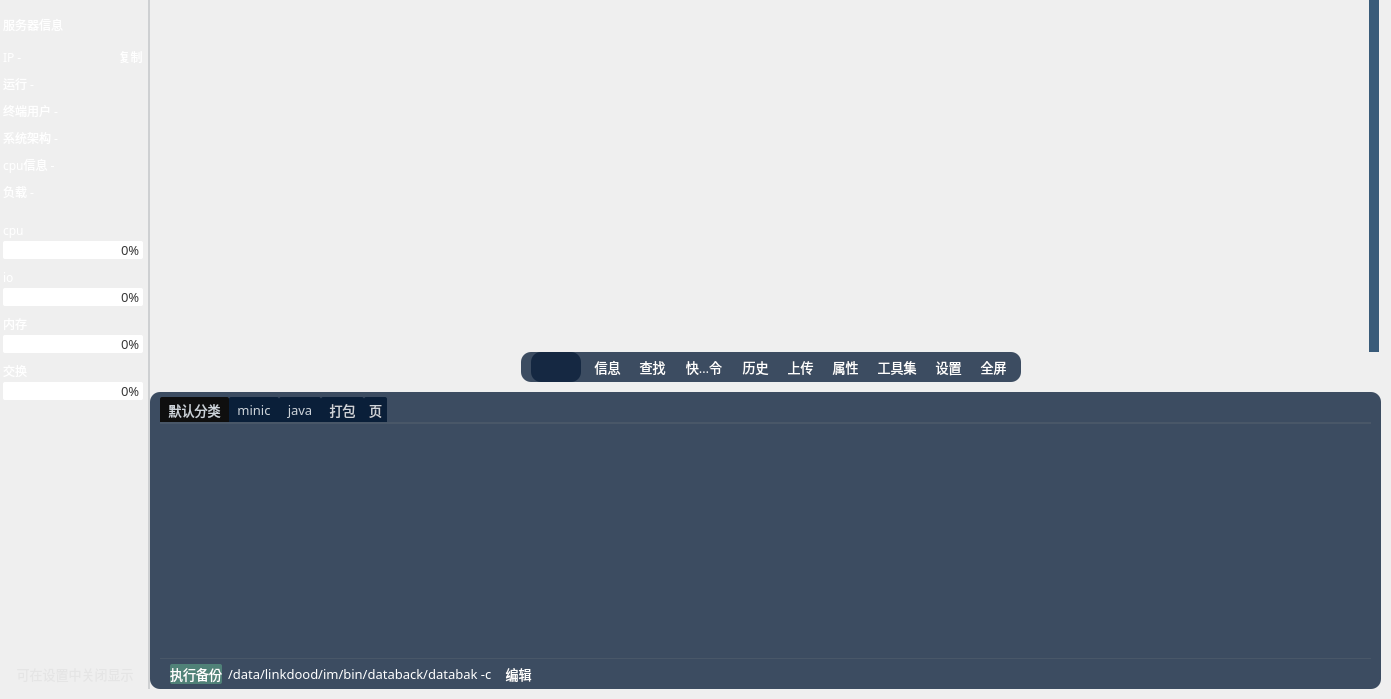
The window that Fdog-Kit/module_ssh/sshwidget.ui (HuaGouFdog/Fdog-Kit) describes before a commit, drawn with Qt 5.
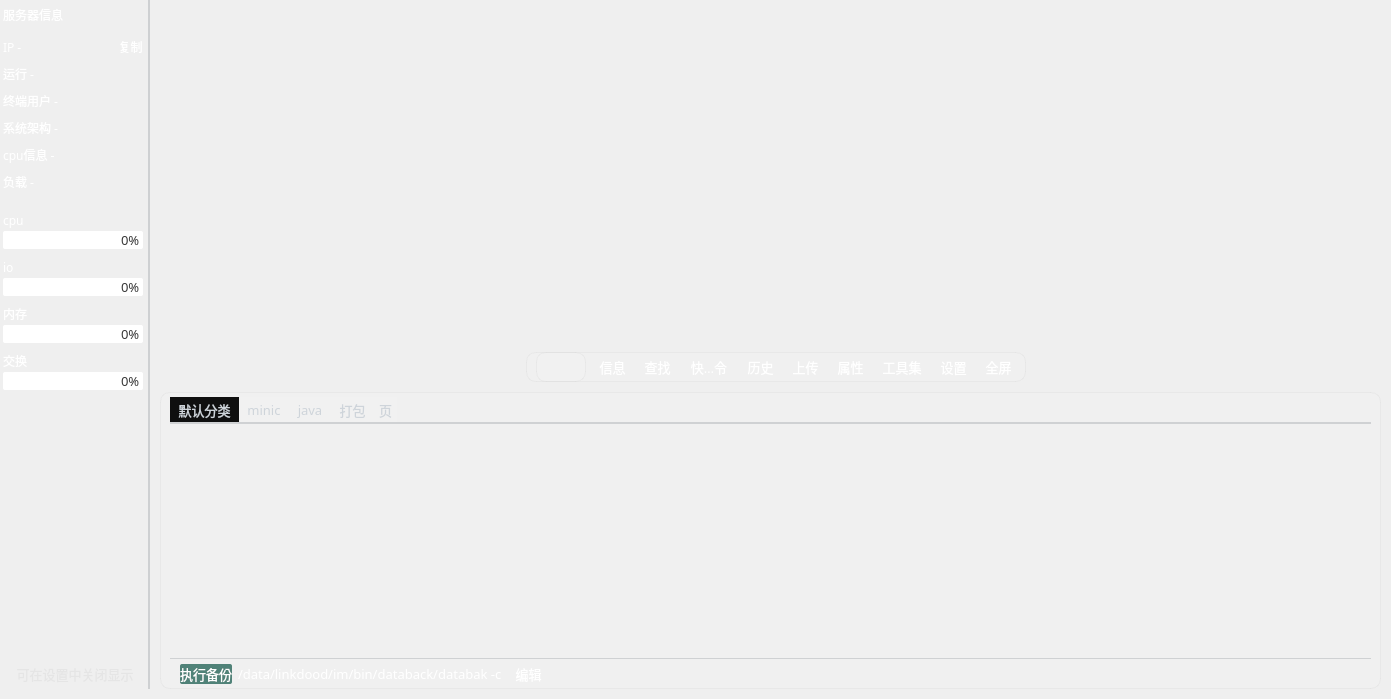
The same window after the commit. Icons and pictures are not drawn.

Patch:
```diff
--- a/Fdog-Kit/module_ssh/sshwidget.ui
+++ b/Fdog-Kit/module_ssh/sshwidget.ui
@@ -21,7 +21,7 @@
   </property>
   <layout class="QHBoxLayout" name="horizontalLayout_19">
    <property name="spacing">
-    <number>0</number>
+    <number>10</number>
    </property>
    <property name="leftMargin">
     <number>0</number>
@@ -73,7 +73,7 @@
        <number>3</number>
       </property>
       <property name="topMargin">
-       <number>10</number>
+       <number>0</number>
       </property>
       <property name="rightMargin">
        <number>3</number>
@@ -1108,7 +1108,7 @@
                     <rect>
                      <x>0</x>
                      <y>0</y>
-                     <width>1229</width>
+                     <width>1219</width>
                      <height>349</height>
                     </rect>
                    </property>
@@ -1324,7 +1324,7 @@
 	/*background-color: rgba(0, 41, 69, 0);*/
 	
 	
-	background-color: rgb(57, 91, 121);
+	background-color: rgba(57, 91, 121, 0);
     margin: 0px,0px,0px,0px;
     padding-top: 0px;		/*//隐藏上下的箭头*/
     padding-bottom: 0px;
@@ -1452,8 +1452,9 @@
                    </size>
                   </property>
                   <property name="styleSheet">
-                   <string notr="true">background-color: rgba(10, 31, 57, 200);
-border-radius: 10px;</string>
+                   <string notr="true">    border: 1px solid rgba(197, 197, 197,50);
+    background-color: rgba(255, 255, 255, 20);
+    border-radius: 10px;</string>
                   </property>
                   <layout class="QHBoxLayout" name="horizontalLayout_6">
                    <property name="spacing">
@@ -1904,8 +1905,9 @@
            <widget class="QWidget" name="widget_3" native="true">
             <property name="styleSheet">
              <string notr="true">#widget_3 {
-	background-color: rgba(10, 31, 57, 200);
-	border-radius: 10px;
+    border: 1px solid rgba(197, 197, 197,50);
+    background-color: rgba(255, 255, 255, 20);
+    border-radius: 10px;
 }
 </string>
             </property>
@@ -1951,12 +1953,12 @@
     /*background-color: rgba(11, 11, 11,150);*/
 	
 	
-	background-color: rgb(10, 31, 57);
+	background-color: rgba(255, 255, 255, 20);
 	/*font-family:Consolas; */   /*设置tab中的文本的字体*/
 	font-size:10pt;
 	color:#ced4da;    /*设置tab中的文本的颜色*/
-	border-top-left-radius: 2px;    /*设置tab的边框的圆角（左上圆角）*/
-	border-top-right-radius: 2px;    /*设置tab的边框的圆角（右上圆角）*/
+	border-top-left-radius: 0px;    /*设置tab的边框的圆角（左上圆角）*/
+	border-top-right-radius: 0px;    /*设置tab的边框的圆角（右上圆角）*/
 	/*width:120px;*/
 	padding-left: 5px;
 	padding-right: 5px;
```
